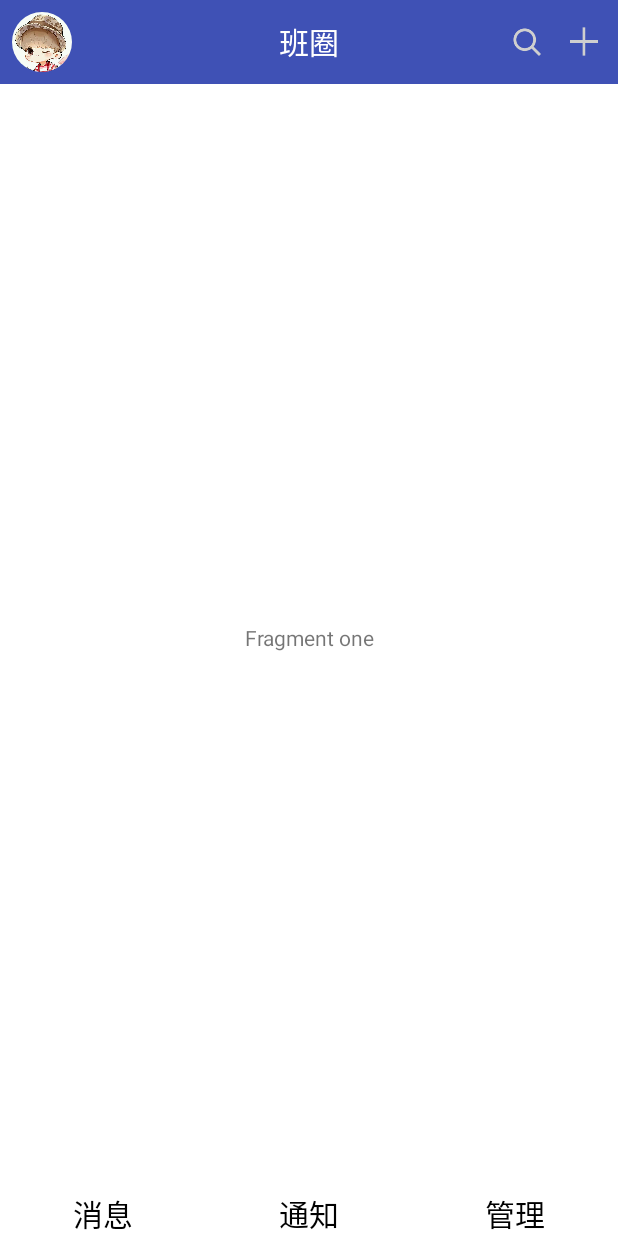
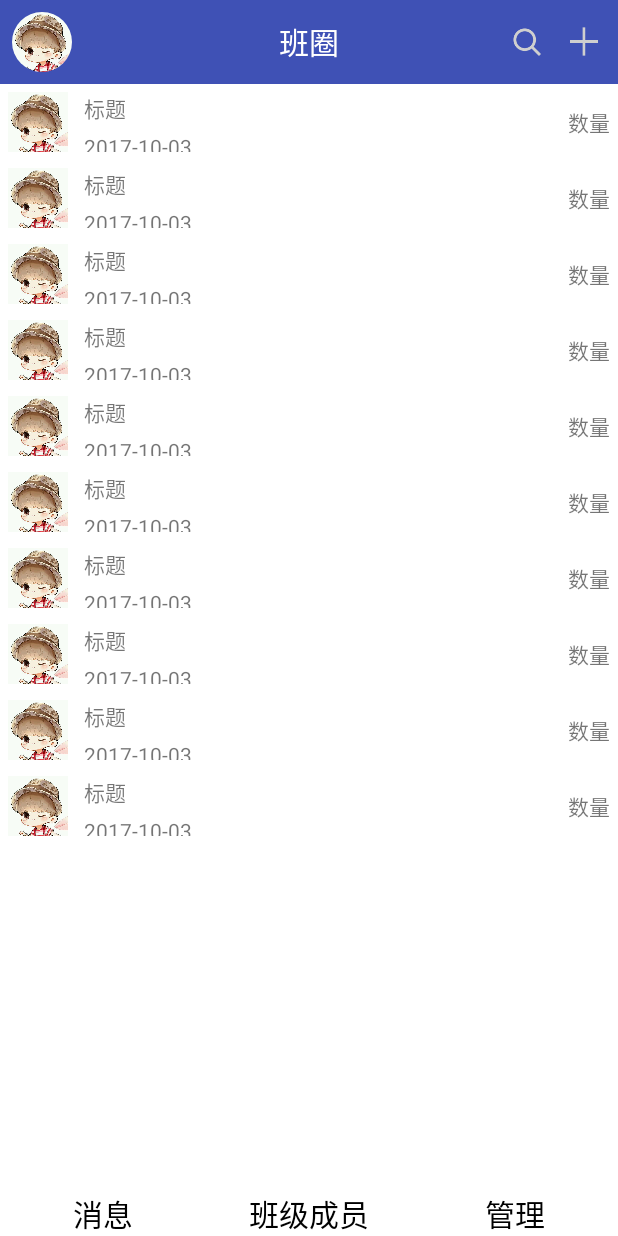
Before and after one commit to WJX2015/ClassManager, an Android app: the MainActivity screen opened directly, with no data from a screen before it, on a phone screen of 412 x 824 dp. Run offline under Robolectric (Android 15) with nearby library versions, the phone set to English and light mode, and no system bars; our stand-ins replace CircleImageView; libraries missing offline, so code that uses them is left out: cn.bmob.v3.

Commit message:
Fragment创建采用工厂模式

```diff
--- a/app/src/main/AndroidManifest.xml
+++ b/app/src/main/AndroidManifest.xml
@@ -62,13 +62,14 @@
         <activity android:name=".activity.MyClassActivity">
         </activity>
         <activity android:name=".activity.NavigationActivity">
+
+        </activity>
+        <activity android:name=".activity.SplashActivity">
             <intent-filter>
                 <action android:name="android.intent.action.MAIN"/>
 
                 <category android:name="android.intent.category.LAUNCHER"/>
             </intent-filter>
-        </activity>
-        <activity android:name=".activity.SplashActivity">
         </activity>
         <activity android:name=".activity.LogInActivity">
         </activity>
--- a/app/src/main/java/wjx/classmanager/activity/MainActivity.java
+++ b/app/src/main/java/wjx/classmanager/activity/MainActivity.java
@@ -12,6 +12,7 @@ import android.widget.RelativeLayout;
 import com.hyphenate.chat.EMClient;
 
 import wjx.classmanager.R;
+import wjx.classmanager.fragment.FragmentFactory;
 import wjx.classmanager.fragment.ManageFragment;
 import wjx.classmanager.fragment.MessageFragment;
 import wjx.classmanager.fragment.NotifyFragment;
@@ -77,9 +78,9 @@ public class MainActivity extends BaseActivity implements View.OnClickListener{
         mTransaction =mFragmentManager.beginTransaction();
 
         //创建Fragment
-        MessageFragment messageFragment = new MessageFragment();
-        NotifyFragment notifyFragment = new NotifyFragment();
-        ManageFragment manageFragment = new ManageFragment();
+        MessageFragment messageFragment = (MessageFragment) FragmentFactory.getFragment(FragmentFactory.MESSAGE);
+        NotifyFragment notifyFragment = (NotifyFragment) FragmentFactory.getFragment(FragmentFactory.NOTIFY);
+        ManageFragment manageFragment = (ManageFragment) FragmentFactory.getFragment(FragmentFactory.MANAGE);
 
         //管理Fragment
         mFragments = new Fragment[FRAGMENT_COUNT];
--- /dev/null
+++ b/app/src/main/java/wjx/classmanager/adapter/MessageAdapter.java
@@ -0,0 +1,55 @@
+package wjx.classmanager.adapter;
+
+import android.support.v7.widget.RecyclerView;
+import android.view.ViewGroup;
+
+import java.util.List;
+
+import wjx.classmanager.model.Message;
+import wjx.classmanager.widget.MessageItemView;
+
+/**
+ * Created by wjx on 2017/10/3.
+ */
+
+public class MessageAdapter extends RecyclerView.Adapter<MessageAdapter.MessageViewHolder> {
+
+    private List<Message> mMessages;
+
+    public MessageAdapter(List<Message> messages) {
+        mMessages = messages;
+    }
+
+    @Override
+    public MessageViewHolder onCreateViewHolder(ViewGroup parent, int viewType) {
+        return new MessageViewHolder(new MessageItemView(parent.getContext()));
+    }
+
+    @Override
+    public void onBindViewHolder(MessageViewHolder holder, final int position) {
+        holder.mMessageItemView.bindView(mMessages.get(position));
+    }
+
+    @Override
+    public int getItemCount() {
+        if(mMessages==null){
+            return 0;
+        }
+        return mMessages.size();
+    }
+
+    @Override
+    public int getItemViewType(int position) {
+        return super.getItemViewType(position);
+    }
+
+    class MessageViewHolder extends RecyclerView.ViewHolder {
+
+        MessageItemView mMessageItemView;
+
+        public MessageViewHolder(MessageItemView itemView) {
+            super(itemView);
+            mMessageItemView=itemView;
+        }
+    }
+}
--- /dev/null
+++ b/app/src/main/java/wjx/classmanager/fragment/FragmentFactory.java
@@ -0,0 +1,30 @@
+package wjx.classmanager.fragment;
+
+import android.support.v4.app.Fragment;
+
+/**
+ * Created by wjx on 2017/10/3.
+ */
+
+public class FragmentFactory {
+
+    public static final String MANAGE="manage_fragment";
+    public static final String MESSAGE="message_fragment";
+    public static final String NOTIFY="notify_fragment";
+
+    /**
+     * 获取一个碎片
+     * @return
+     */
+    public static Fragment getFragment(String key){
+        switch (key){
+            case MANAGE:
+                return new ManageFragment();
+            case MESSAGE:
+                return new MessageFragment();
+            case NOTIFY:
+                return new NotifyFragment();
+        }
+        return null;
+    }
+}
--- a/app/src/main/java/wjx/classmanager/fragment/MessageFragment.java
+++ b/app/src/main/java/wjx/classmanager/fragment/MessageFragment.java
@@ -1,12 +1,27 @@
 package wjx.classmanager.fragment;
 
+import android.support.v7.widget.LinearLayoutManager;
+import android.support.v7.widget.RecyclerView;
+
+import java.util.ArrayList;
+import java.util.List;
+
 import wjx.classmanager.R;
+import wjx.classmanager.adapter.MessageAdapter;
+import wjx.classmanager.model.Message;
+import wjx.classmanager.widget.RecycleViewDivider;
 
 /**
  * Created by wjx on 2017/9/16.
  */
 
 public class MessageFragment extends BaseFragment{
+
+    private RecyclerView mRecyclerView;
+    private MessageAdapter mMessageAdapter;
+
+    private List<Message> mMessages = new ArrayList<>();
+
     @Override
     protected void initListener() {
 
@@ -14,12 +29,22 @@ public class MessageFragment extends BaseFragment{
 
     @Override
     protected void initView() {
-
+        mRecyclerView = (RecyclerView) mView.findViewById(R.id.recycler_msg);
+        mMessageAdapter = new MessageAdapter(mMessages);
+        LinearLayoutManager manager = new LinearLayoutManager(mContext);
+        mRecyclerView.setAdapter(mMessageAdapter);
+        mRecyclerView.setLayoutManager(manager);
     }
 
     @Override
     protected void initData() {
-
+        for(int i=0;i<10;i++){
+            Message message=new Message();
+            message.setIcon(R.drawable.title_bar_icon);
+            message.setTitle("标题");
+            message.setTime("2017-10-03");
+            mMessages.add(message);
+        }
     }
 
     @Override
--- a/app/src/main/java/wjx/classmanager/model/Constant.java
+++ b/app/src/main/java/wjx/classmanager/model/Constant.java
@@ -4,7 +4,7 @@ package wjx.classmanager.model;
  * Created by wjx on 2017/9/30.
  */
 
-public class Constant {
+public class Constant { //常量类
 
     //Bmob用户已存在
     public static class ErrorCode{
--- /dev/null
+++ b/app/src/main/java/wjx/classmanager/model/Message.java
@@ -0,0 +1,45 @@
+package wjx.classmanager.model;
+
+/**
+ * Created by wjx on 2017/10/3.
+ */
+
+public class Message {
+    private int icon;
+    private String title;
+    private String time;
+
+    public int getIcon() {
+        return icon;
+    }
+
+    public void setIcon(int icon) {
+        this.icon = icon;
+    }
+
+    public String getTitle() {
+        return title;
+    }
+
+    public void setTitle(String title) {
+        this.title = title;
+    }
+
+    public String getTime() {
+        return time;
+    }
+
+    public void setTime(String time) {
+        this.time = time;
+    }
+
+    public int getCount() {
+        return count;
+    }
+
+    public void setCount(int count) {
+        this.count = count;
+    }
+
+    private int count;
+}
--- a/app/src/main/java/wjx/classmanager/presenter/impl/LoginPresenterImpl.java
+++ b/app/src/main/java/wjx/classmanager/presenter/impl/LoginPresenterImpl.java
@@ -31,11 +31,6 @@ public class LoginPresenterImpl implements LoginPrestener {
         if(StringUtil.checkUserName(username)){
             if(StringUtil.checkPassword(password)){
                 loginBmob(username,password);
-                if(true){
-                    mLogInView.onLoginSuccess();
-                }else{
-                    mLogInView.onLoginFailed();
-                }
             }else{
                 mLogInView.onPasswordError("密码格式有误");
             }
--- a/app/src/main/java/wjx/classmanager/utils/StringUtil.java
+++ b/app/src/main/java/wjx/classmanager/utils/StringUtil.java
@@ -7,7 +7,7 @@ package wjx.classmanager.utils;
 public class StringUtil {
 
     //用户名、密码的匹配规则
-    private static final String USER_NAME_REGEX="^[a-zA-Z]\\w{8,18}$";
+    private static final String USER_NAME_REGEX="^[a-zA-Z]\\w{6,16}$";
     private static final String PASSWORD_REGEX = "^[0-9]{6,16}$";
 
     public static boolean checkUserName(String userName){
--- /dev/null
+++ b/app/src/main/java/wjx/classmanager/widget/MessageItemView.java
@@ -0,0 +1,49 @@
+package wjx.classmanager.widget;
+
+import android.content.Context;
+import android.support.annotation.Nullable;
+import android.util.AttributeSet;
+import android.view.LayoutInflater;
+import android.view.View;
+import android.widget.ImageView;
+import android.widget.RelativeLayout;
+import android.widget.TextView;
+
+import wjx.classmanager.R;
+import wjx.classmanager.model.Message;
+
+/**
+ * Created by wjx on 2017/10/3.
+ */
+
+public class MessageItemView extends RelativeLayout {
+
+    private ImageView mIcon;    //图标
+    private TextView mTitle;    //消息标题
+    private TextView mTime;     //发布时间
+    private TextView mCount;    //消息数量
+
+    public MessageItemView(Context context) {
+        this(context,null);
+    }
+
+    public MessageItemView(Context context, @Nullable AttributeSet attrs) {
+        super(context, attrs);
+        initView(context);
+    }
+
+    private void initView(Context context) {
+        View view = LayoutInflater.from(context).inflate(R.layout.item_msg,this);
+        mIcon = (ImageView) view.findViewById(R.id.item_icon);
+        mTitle = (TextView) view.findViewById(R.id.item_title);
+        mTime = (TextView) view.findViewById(R.id.item_time);
+        mCount = (TextView) view.findViewById(R.id.item_count);
+    }
+
+    public void bindView(Message message){
+        mIcon.setImageResource(message.getIcon());
+        mTitle.setText(message.getTitle());
+        mTime.setText(message.getTime());
+        //mCount
+    }
+}
--- a/app/src/main/res/layout/activity_splash.xml
+++ b/app/src/main/res/layout/activity_splash.xml
@@ -9,6 +9,8 @@
 
     <ImageView
         android:id="@+id/splash_image"
+        android:src="@drawable/splash"
+        android:scaleType="centerCrop"
         android:layout_width="match_parent"
         android:layout_height="match_parent"/>
 
--- a/app/src/main/res/layout/fragment_msg.xml
+++ b/app/src/main/res/layout/fragment_msg.xml
@@ -4,9 +4,8 @@
               android:layout_width="match_parent"
               android:layout_height="match_parent">
 
-    <TextView
-        android:text="Fragment one"
-        android:gravity="center"
+    <android.support.v7.widget.RecyclerView
+        android:id="@+id/recycler_msg"
         android:layout_width="match_parent"
         android:layout_height="match_parent"/>
 
--- a/app/src/main/res/layout/fragment_notify.xml
+++ b/app/src/main/res/layout/fragment_notify.xml
@@ -4,9 +4,7 @@
               android:layout_width="match_parent"
               android:layout_height="match_parent">
 
-    <TextView
-        android:text="Fragment two"
-        android:gravity="center"
+    <wjx.classmanager.widget.MessageItemView
         android:layout_width="match_parent"
         android:layout_height="match_parent"/>
 
--- /dev/null
+++ b/app/src/main/res/layout/item_msg.xml
@@ -0,0 +1,42 @@
+<?xml version="1.0" encoding="utf-8"?>
+<LinearLayout xmlns:android="http://schemas.android.com/apk/res/android"
+              android:layout_width="match_parent"
+              android:layout_height="wrap_content"
+              android:orientation="horizontal">
+
+    <ImageView
+        android:layout_margin="5dp"
+        android:id="@+id/item_icon"
+        android:layout_width="40dp"
+        android:layout_height="40dp"/>
+
+    <LinearLayout
+        android:layout_margin="5dp"
+        android:layout_width="0dp"
+        android:layout_height="match_parent"
+        android:layout_weight="1"
+        android:orientation="vertical">
+
+        <TextView
+            android:id="@+id/item_title"
+            android:text="消息标题"
+            android:layout_marginBottom="5dp"
+            android:layout_width="wrap_content"
+            android:layout_height="wrap_content"/>
+
+        <TextView
+            android:id="@+id/item_time"
+            android:text="消息发布时间"
+            android:layout_width="wrap_content"
+            android:layout_height="wrap_content"/>
+    </LinearLayout>
+
+    <TextView
+        android:layout_gravity="center"
+        android:text="数量"
+        android:layout_marginRight="5dp"
+        android:id="@+id/item_count"
+        android:layout_width="wrap_content"
+        android:layout_height="wrap_content"/>
+
+</LinearLayout>
--- a/app/src/main/res/values/strings.xml
+++ b/app/src/main/res/values/strings.xml
@@ -4,7 +4,7 @@
 
     <!--主界面底部TAB-->
     <string name="message">消息</string>
-    <string name="notification">通知</string>
+    <string name="notification">班级成员</string>
     <string name="manage">管理</string>
 
     <!--主界面菜单选项-->
```
Also changed, not shown: app/src/main/java/wjx/classmanager/activity/LogInActivity.java (+20 -1 lines), app/src/main/java/wjx/classmanager/activity/SplashActivity.java (+9 -5 lines), app/src/main/java/wjx/classmanager/utils/SPUtil.java (+6 -4 lines), app/src/main/java/wjx/classmanager/widget/RecycleViewDivider.java (added, +129 -0 lines).
